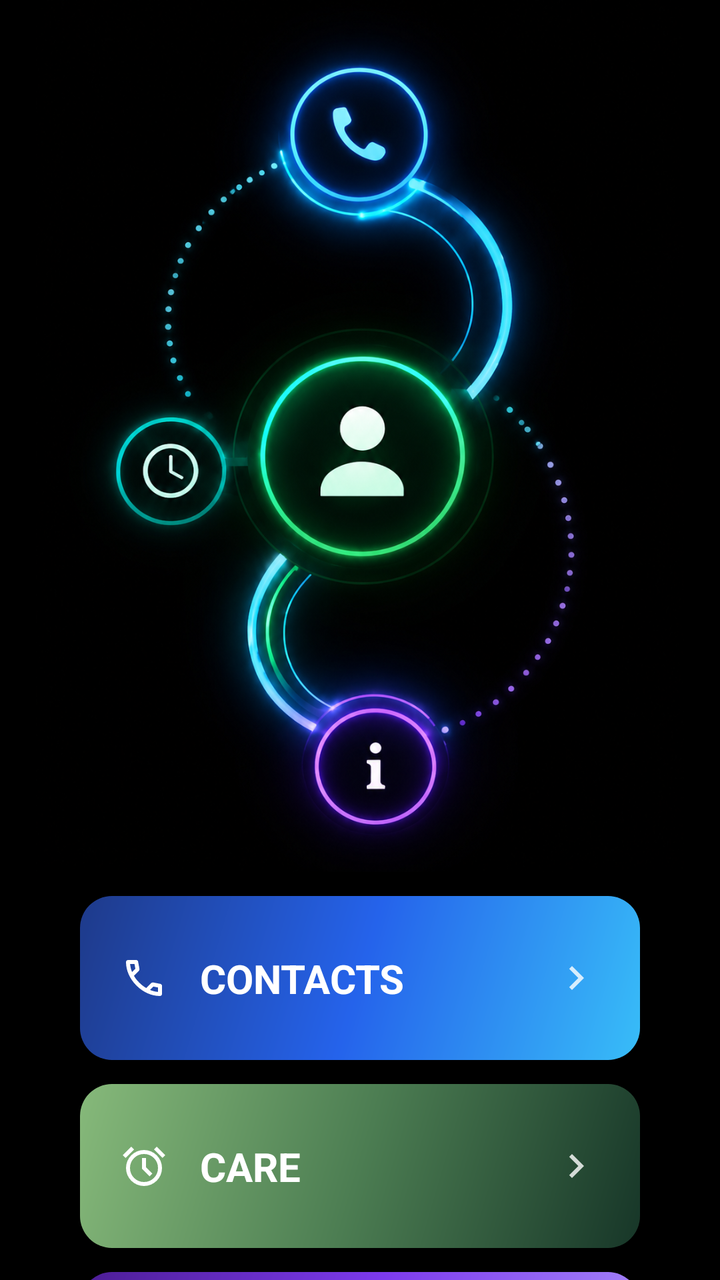
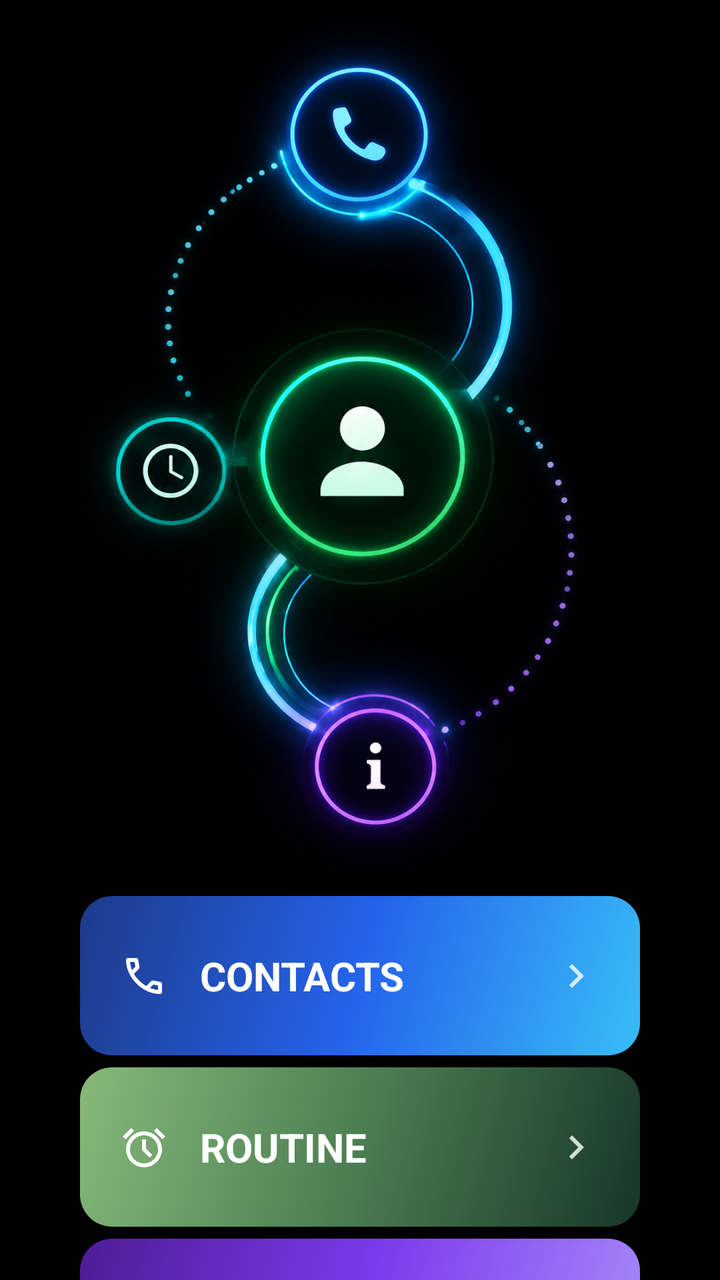

Before-and-after screenshots of an Android layout around one commit, followed by the original layout XML and the change that was made.
<!-- AndroidManifest.xml: application theme Theme.AllIsOK -->
<!-- res/layout/fragment_home.xml -->
<?xml version="1.0" encoding="utf-8"?>
<androidx.constraintlayout.widget.ConstraintLayout xmlns:android="http://schemas.android.com/apk/res/android"
    xmlns:app="http://schemas.android.com/apk/res-auto"
    android:layout_width="match_parent"
    android:layout_height="match_parent"
    android:background="#000000">

    <ImageView
        android:id="@+id/homeHeroBackground"
        android:layout_width="0dp"
        android:layout_height="436dp"
        android:contentDescription="@null"
        android:importantForAccessibility="no"
        android:scaleType="fitXY"
        android:src="@drawable/home_hero_background"
        app:layout_constraintEnd_toEndOf="parent"
        app:layout_constraintStart_toStartOf="parent"
        app:layout_constraintTop_toTopOf="parent"
        app:layout_constraintWidth_percent="0.9" />

    <LinearLayout
        android:id="@+id/homeButtonsContainer"
        android:layout_width="wrap_content"
        android:layout_height="wrap_content"
        android:layout_marginTop="12dp"
        android:gravity="center"
        android:orientation="vertical"
        app:layout_constraintEnd_toEndOf="parent"
        app:layout_constraintStart_toStartOf="parent"
        app:layout_constraintTop_toBottomOf="@id/homeHeroBackground">

        <androidx.constraintlayout.widget.ConstraintLayout
            android:id="@+id/buttonContacts"
            android:layout_width="280dp"
            android:layout_height="82dp"
            android:background="@drawable/bg_home_contacts_card"
            android:clickable="true"
            android:focusable="true"
            android:foreground="?attr/selectableItemBackground">

            <ImageView
                android:id="@+id/iconContacts"
                android:layout_width="24dp"
                android:layout_height="24dp"
                android:layout_marginStart="20dp"
                android:contentDescription="@null"
                android:importantForAccessibility="no"
                android:src="@drawable/ic_home_contacts"
                app:layout_constraintBottom_toBottomOf="parent"
                app:layout_constraintStart_toStartOf="parent"
                app:layout_constraintTop_toTopOf="parent"
                app:tint="#FFFFFF" />

            <TextView
                android:id="@+id/textContacts"
                android:layout_width="0dp"
                android:layout_height="wrap_content"
                android:layout_marginStart="16dp"
                android:layout_marginEnd="12dp"
                android:text="@string/home_contacts"
                android:textColor="#FFFFFF"
                android:textSize="20sp"
                android:textStyle="bold"
                app:layout_constraintBottom_toBottomOf="parent"
                app:layout_constraintEnd_toStartOf="@id/chevronContacts"
                app:layout_constraintStart_toEndOf="@id/iconContacts"
                app:layout_constraintTop_toTopOf="parent" />

            <ImageView
                android:id="@+id/chevronContacts"
                android:layout_width="24dp"
                android:layout_height="24dp"
                android:layout_marginEnd="20dp"
                android:contentDescription="@null"
                android:importantForAccessibility="no"
                android:src="@drawable/ic_chevron_right"
                app:layout_constraintBottom_toBottomOf="parent"
                app:layout_constraintEnd_toEndOf="parent"
                app:layout_constraintTop_toTopOf="parent"
                app:tint="#CCFFFFFF" />

        </androidx.constraintlayout.widget.ConstraintLayout>

        <androidx.constraintlayout.widget.ConstraintLayout
            android:id="@+id/buttonCare"
            android:layout_width="280dp"
            android:layout_height="82dp"
            android:layout_marginTop="12dp"
            android:background="@drawable/bg_home_care_card"
            android:clickable="true"
            android:focusable="true"
            android:foreground="?attr/selectableItemBackground">

            <ImageView
                android:id="@+id/iconCare"
                android:layout_width="24dp"
                android:layout_height="24dp"
                android:layout_marginStart="20dp"
                android:contentDescription="@null"
                android:importantForAccessibility="no"
                android:src="@drawable/ic_home_care"
                app:layout_constraintBottom_toBottomOf="parent"
                app:layout_constraintStart_toStartOf="parent"
                app:layout_constraintTop_toTopOf="parent"
                app:tint="#FFFFFF" />

            <TextView
                android:id="@+id/textCare"
                android:layout_width="0dp"
                android:layout_height="wrap_content"
                android:layout_marginStart="16dp"
                android:layout_marginEnd="12dp"
                android:text="@string/home_care"
                android:textColor="#FFFFFF"
                android:textSize="20sp"
                android:textStyle="bold"
                app:layout_constraintBottom_toBottomOf="parent"
                app:layout_constraintEnd_toStartOf="@id/chevronCare"
                app:layout_constraintStart_toEndOf="@id/iconCare"
                app:layout_constraintTop_toTopOf="parent" />

            <ImageView
                android:id="@+id/chevronCare"
                android:layout_width="24dp"
                android:layout_height="24dp"
                android:layout_marginEnd="20dp"
                android:contentDescription="@null"
                android:importantForAccessibility="no"
                android:src="@drawable/ic_chevron_right"
                app:layout_constraintBottom_toBottomOf="parent"
                app:layout_constraintEnd_toEndOf="parent"
                app:layout_constraintTop_toTopOf="parent"
                app:tint="#CCFFFFFF" />

        </androidx.constraintlayout.widget.ConstraintLayout>

        <androidx.constraintlayout.widget.ConstraintLayout
            android:id="@+id/buttonInfo"
            android:layout_width="280dp"
            android:layout_height="82dp"
            android:layout_marginTop="12dp"
            android:background="@drawable/bg_home_info_card"
            android:clickable="true"
            android:focusable="true"
            android:foreground="?attr/selectableItemBackground">

            <ImageView
                android:id="@+id/iconInfo"
                android:layout_width="24dp"
                android:layout_height="24dp"
                android:layout_marginStart="20dp"
                android:contentDescription="@null"
                android:importantForAccessibility="no"
                android:src="@drawable/ic_home_info"
                app:layout_constraintBottom_toBottomOf="parent"
                app:layout_constraintStart_toStartOf="parent"
                app:layout_constraintTop_toTopOf="parent"
                app:tint="#FFFFFF" />

            <TextView
                android:id="@+id/textInfo"
                android:layout_width="0dp"
                android:layout_height="wrap_content"
                android:layout_marginStart="16dp"
                android:layout_marginEnd="12dp"
                android:text="@string/home_info"
                android:textColor="#FFFFFF"
                android:textSize="20sp"
                android:textStyle="bold"
                app:layout_constraintBottom_toBottomOf="parent"
                app:layout_constraintEnd_toStartOf="@id/chevronInfo"
                app:layout_constraintStart_toEndOf="@id/iconInfo"
                app:layout_constraintTop_toTopOf="parent" />

            <ImageView
                android:id="@+id/chevronInfo"
                android:layout_width="24dp"
                android:layout_height="24dp"
                android:layout_marginEnd="20dp"
                android:contentDescription="@null"
                android:importantForAccessibility="no"
                android:src="@drawable/ic_chevron_right"
                app:layout_constraintBottom_toBottomOf="parent"
                app:layout_constraintEnd_toEndOf="parent"
                app:layout_constraintTop_toTopOf="parent"
                app:tint="#CCFFFFFF" />

        </androidx.constraintlayout.widget.ConstraintLayout>

    </LinearLayout>

</androidx.constraintlayout.widget.ConstraintLayout>
<!-- resources referenced by this layout -->
<resources>
  <!-- drawable bg_home_care_card (drawable) -->
  <?xml version="1.0" encoding="utf-8"?>
  <shape xmlns:android="http://schemas.android.com/apk/res/android"
      android:shape="rectangle">
  
      <corners android:radius="16dp" />
  
      <gradient
          android:angle="315"
          android:startColor="#86B97A"
          android:centerColor="#4C7D52"
          android:endColor="#173628"
          android:type="linear" />
  
  </shape>
  <!-- drawable bg_home_contacts_card (drawable) -->
  <?xml version="1.0" encoding="utf-8"?>
  <shape xmlns:android="http://schemas.android.com/apk/res/android"
      android:shape="rectangle">
      <corners android:radius="16dp" />
      <gradient
          android:angle="135"
          android:centerColor="#2563EB"
          android:endColor="#1E3A8A"
          android:startColor="#38BDF8"
          android:type="linear" />
  </shape>
  <!-- drawable bg_home_info_card (drawable) -->
  <?xml version="1.0" encoding="utf-8"?>
  <shape xmlns:android="http://schemas.android.com/apk/res/android"
      android:shape="rectangle">
  
      <corners android:radius="16dp" />
  
      <gradient
          android:angle="135"
          android:centerColor="#7C3AED"
          android:endColor="#4C1D95"
          android:startColor="#A78BFA"
          android:type="linear" />
  
  </shape>
  <!-- drawable ic_chevron_right (drawable) -->
  <vector xmlns:android="http://schemas.android.com/apk/res/android"
      android:width="24dp"
      android:height="24dp"
      android:viewportWidth="24"
      android:viewportHeight="24">
      <path
          android:fillColor="#374151"
          android:pathData="M10,6L8.59,7.41 13.17,12l-4.58,4.59L10,18l6,-6z" />
  </vector>
  <!-- drawable ic_home_info (drawable) -->
  <?xml version="1.0" encoding="utf-8"?>
  <vector xmlns:android="http://schemas.android.com/apk/res/android"
      android:width="24dp"
      android:height="24dp"
      android:viewportWidth="24"
      android:viewportHeight="24">
      <path
          android:fillColor="#FFFFFF"
          android:pathData="M12,2C6.48,2 2,6.48 2,12s4.48,10 10,10 10,-4.48 10,-10S17.52,2 12,2zM13,17h-2v-6h2v6zM13,9h-2V7h2v2z" />
  </vector>
  <string name="home_care">CARE</string>
  <string name="home_contacts">CONTACTS</string>
  <string name="home_info">INFO</string>
  <style name="Base.Theme.AllIsOK" parent="Theme.Material3.DayNight.NoActionBar">
      </style>
  <color name="expirely_primary">#374151</color>
  <color name="expirely_onPrimary">#FFFFFF</color>
  <style name="Widget.AllIsOK.PopupMenu" parent="Widget.Material3.PopupMenu">
          <item name="android:popupBackground">@drawable/bg_rounded_popup</item>
          <item name="android:popupElevation">12dp</item>
          <item name="android:textColor">#111111</item>
          <item name="android:itemTextAppearance">@style/AllIsOK.PopupMenuItemText</item>
      </style>
  <!-- drawable bg_rounded_popup (drawable) -->
  <?xml version="1.0" encoding="utf-8"?>
  <shape xmlns:android="http://schemas.android.com/apk/res/android"
      android:shape="rectangle">
      <solid android:color="#FFFFFF" />
      <corners android:radius="18dp" />
      <stroke
          android:width="1dp"
          android:color="#1A000000" />
      <padding
          android:left="8dp"
          android:top="8dp"
          android:right="8dp"
          android:bottom="8dp" />
  </shape>
  <style name="AllIsOK.PopupMenuItemText" parent="@android:style/TextAppearance.Material.Menu">
          <item name="android:textColor">#111111</item>
          <item name="android:textStyle">bold</item>
      </style>
  <!-- unchanged entries left out for length: 4 -->
</resources>

<!-- the commit's change to res/layout/fragment_home.xml (unified diff, before → after) -->
@@ -32,7 +32,7 @@
         <androidx.constraintlayout.widget.ConstraintLayout
             android:id="@+id/buttonContacts"
             android:layout_width="280dp"
-            android:layout_height="82dp"
+            android:layout_height="79.5dp"
             android:background="@drawable/bg_home_contacts_card"
             android:clickable="true"
             android:focusable="true"
@@ -84,8 +84,8 @@
         <androidx.constraintlayout.widget.ConstraintLayout
             android:id="@+id/buttonCare"
             android:layout_width="280dp"
-            android:layout_height="82dp"
-            android:layout_marginTop="12dp"
+            android:layout_height="79.5dp"
+            android:layout_marginTop="6dp"
             android:background="@drawable/bg_home_care_card"
             android:clickable="true"
             android:focusable="true"
@@ -110,7 +110,7 @@
                 android:layout_height="wrap_content"
                 android:layout_marginStart="16dp"
                 android:layout_marginEnd="12dp"
-                android:text="@string/home_care"
+                android:text="@string/home_routine"
                 android:textColor="#FFFFFF"
                 android:textSize="20sp"
                 android:textStyle="bold"
@@ -137,8 +137,8 @@
         <androidx.constraintlayout.widget.ConstraintLayout
             android:id="@+id/buttonInfo"
             android:layout_width="280dp"
-            android:layout_height="82dp"
-            android:layout_marginTop="12dp"
+            android:layout_height="79.5dp"
+            android:layout_marginTop="6dp"
             android:background="@drawable/bg_home_info_card"
             android:clickable="true"
             android:focusable="true"
<!-- resource entries referenced after the edit -->
@@ -63,9 +63,9 @@
           android:fillColor="#FFFFFF"
           android:pathData="M12,2C6.48,2 2,6.48 2,12s4.48,10 10,10 10,-4.48 10,-10S17.52,2 12,2zM13,17h-2v-6h2v6zM13,9h-2V7h2v2z" />
   </vector>
-  <string name="home_care">CARE</string>
   <string name="home_contacts">CONTACTS</string>
   <string name="home_info">INFO</string>
+  <string name="home_routine">ROUTINE</string>
   <style name="Base.Theme.AllIsOK" parent="Theme.Material3.DayNight.NoActionBar">
       </style>
   <color name="expirely_primary">#374151</color>
